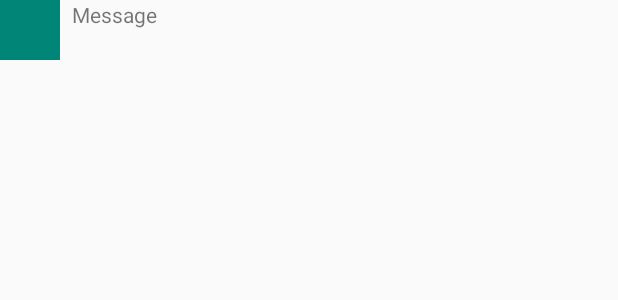
After one commit to jessicamindel/fbu-lab-parse-chat, an Android app: the layout item_chat.xml on its own in the app's theme, with its tools: preview values and no code run, on a phone screen of 412 x 824 dp. The commit adds this screen. Shown: the top 300 px of the screen. Run offline under Robolectric (Android 15) with nearby library versions, the phone set to English and light mode, and no system bars.

Commit message:
Add MVP features, most bonus features

```diff
--- a/SimpleChat/app/build.gradle
+++ b/SimpleChat/app/build.gradle
@@ -30,4 +30,7 @@ dependencies {
     implementation 'com.github.parse-community.Parse-SDK-Android:parse:1.18.5'
     implementation 'com.squareup.okhttp3:logging-interceptor:3.8.1'
     implementation 'androidx.recyclerview:recyclerview:1.0.0'// for logging API calls to LogCat
+
+    implementation 'com.github.bumptech.glide:glide:4.9.0'
+    annotationProcessor 'com.github.bumptech.glide:compiler:4.9.0'
 }
--- /dev/null
+++ b/SimpleChat/app/src/main/res/layout/item_chat.xml
@@ -0,0 +1,23 @@
+<?xml version="1.0" encoding="utf-8"?>
+<LinearLayout xmlns:android="http://schemas.android.com/apk/res/android"
+    xmlns:app="http://schemas.android.com/apk/res-auto"
+    android:layout_width="match_parent"
+    android:layout_height="wrap_content"
+    android:layout_marginBottom="16dp"
+    android:orientation="horizontal">
+
+    <ImageView
+        android:id="@+id/ivProfile"
+        android:layout_width="40dp"
+        android:layout_height="40dp"
+        android:layout_marginRight="8dp"
+        android:layout_weight="0"
+        app:srcCompat="@color/colorPrimary" />
+
+    <TextView
+        android:id="@+id/tvMessage"
+        android:layout_width="match_parent"
+        android:layout_height="wrap_content"
+        android:layout_weight="0"
+        android:text="Message" />
+</LinearLayout>
```
Also changed, not shown: SimpleChat/app/src/main/java/com/jmindel/simplechat/ChatActivity.java (+135 -1 lines), SimpleChat/app/src/main/java/com/jmindel/simplechat/ChatAdapter.java (added, +73 -0 lines), SimpleChat/app/src/main/java/com/jmindel/simplechat/Message.java (added, +26 -0 lines), 1 other file.
